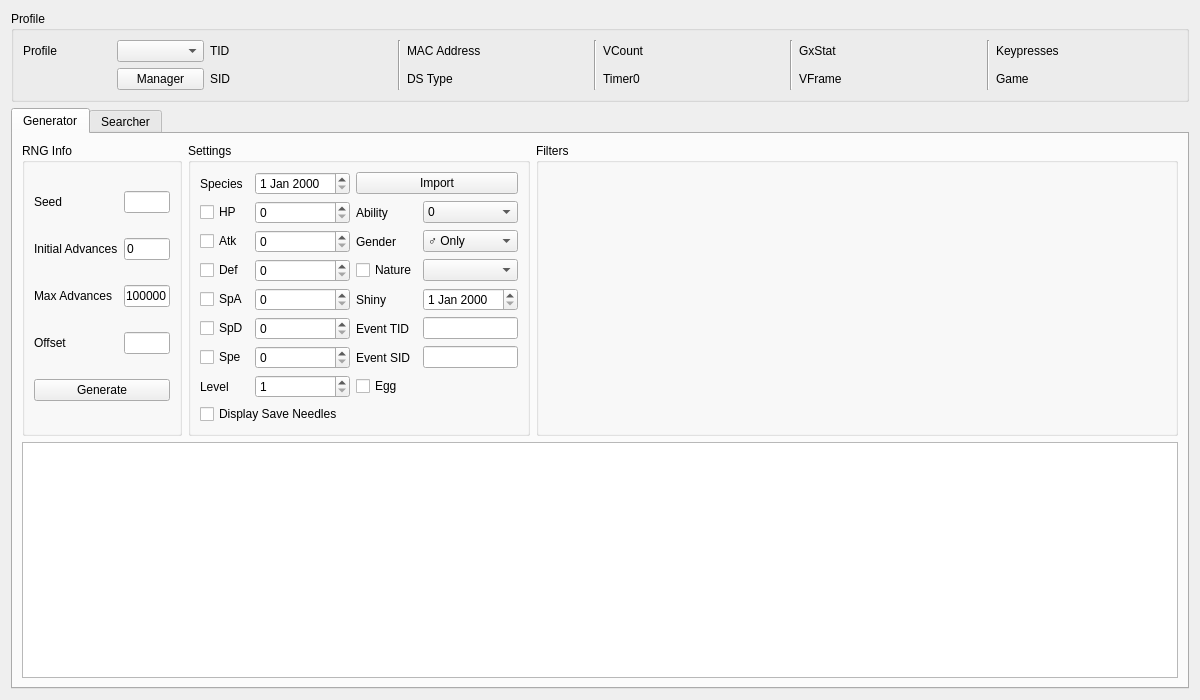
Admiral-Fish/PokeFinder, file Form/Gen5/Event5.ui: the form before one commit.
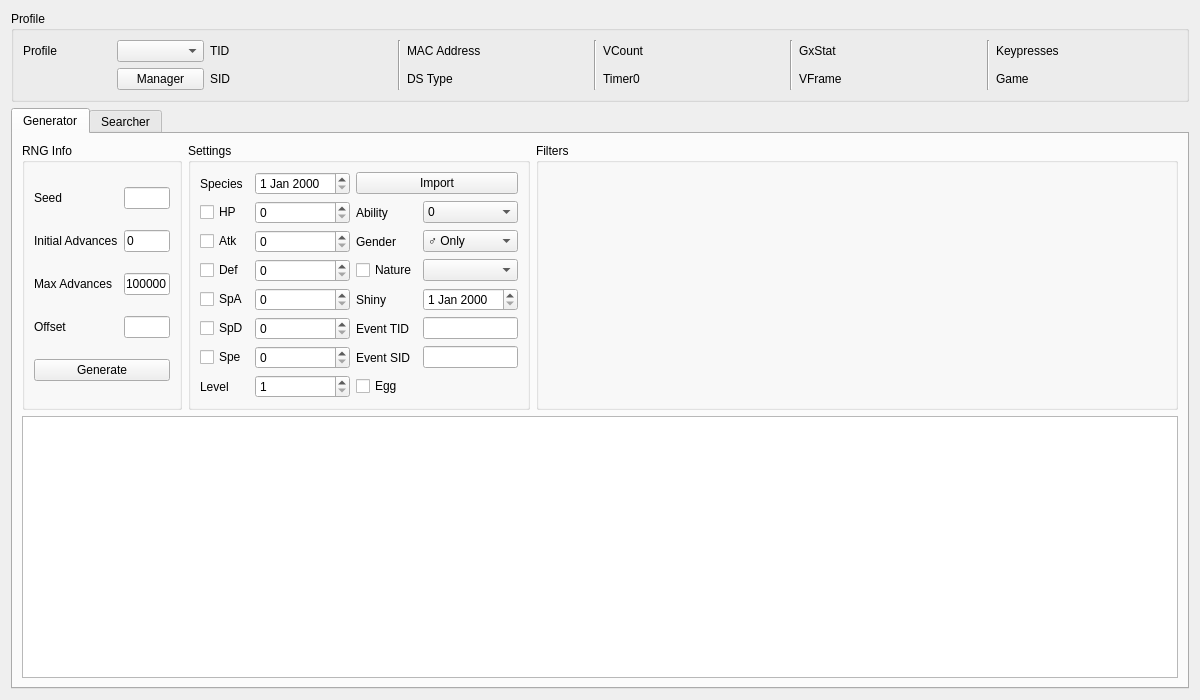
The form after the commit. Custom widgets are drawn as their Qt base class.

The edit to the form file:
```diff
--- a/Form/Gen5/Event5.ui
+++ b/Form/Gen5/Event5.ui
@@ -495,13 +495,6 @@
             </property>
            </widget>
           </item>
-          <item row="8" column="0" colspan="4">
-           <widget class="QCheckBox" name="checkBoxGeneratorSaveNeedles">
-            <property name="text">
-             <string>Display Save Needles</string>
-            </property>
-           </widget>
-          </item>
          </layout>
         </widget>
        </item>
```
